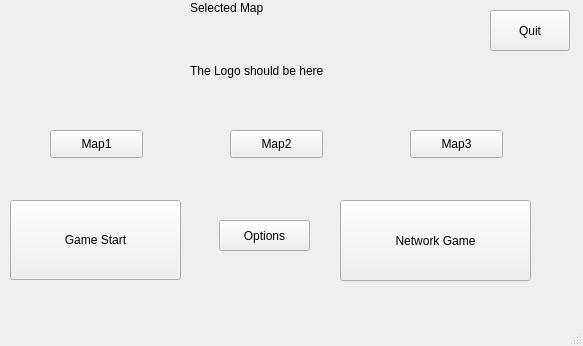
Above: mainwindow.ui from kkdlau/COMP2012H-OPERATION-H before the change. Below: the same form after it.
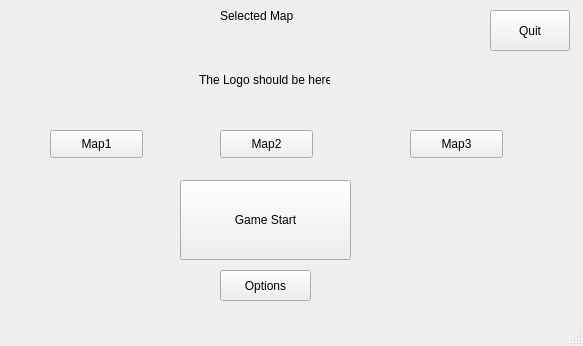
That is the form after the change.

The edit to the form file:
```diff
--- a/mainwindow.ui
+++ b/mainwindow.ui
@@ -17,8 +17,8 @@
    <widget class="QWidget" name="verticalLayoutWidget">
     <property name="geometry">
      <rect>
-      <x>10</x>
-      <y>200</y>
+      <x>180</x>
+      <y>180</y>
       <width>173</width>
       <height>80</height>
      </rect>
@@ -45,19 +45,6 @@
      </item>
     </layout>
    </widget>
-   <widget class="QPushButton" name="pushButton_4">
-    <property name="geometry">
-     <rect>
-      <x>340</x>
-      <y>200</y>
-      <width>191</width>
-      <height>81</height>
-     </rect>
-    </property>
-    <property name="text">
-     <string>Network Game</string>
-    </property>
-   </widget>
    <widget class="QPushButton" name="pushButton_Map1">
     <property name="geometry">
      <rect>
@@ -74,7 +61,7 @@
    <widget class="QPushButton" name="pushButton_Map2">
     <property name="geometry">
      <rect>
-      <x>230</x>
+      <x>220</x>
       <y>130</y>
       <width>93</width>
       <height>28</height>
@@ -100,10 +87,10 @@
    <widget class="QLabel" name="label">
     <property name="geometry">
      <rect>
-      <x>190</x>
-      <y>20</y>
-      <width>161</width>
-      <height>101</height>
+      <x>199</x>
+      <y>40</y>
+      <width>131</width>
+      <height>80</height>
      </rect>
     </property>
     <property name="text">
@@ -126,8 +113,8 @@
    <widget class="QPushButton" name="pushButton_2">
     <property name="geometry">
      <rect>
-      <x>219</x>
-      <y>220</y>
+      <x>220</x>
+      <y>270</y>
       <width>91</width>
       <height>31</height>
      </rect>
@@ -139,10 +126,10 @@
    <widget class="QLabel" name="selectedMap">
     <property name="geometry">
      <rect>
-      <x>190</x>
+      <x>220</x>
       <y>0</y>
       <width>171</width>
-      <height>16</height>
+      <height>31</height>
      </rect>
     </property>
     <property name="text">
```
Left out of the diff: 2 changed lines with no effect on the pictures.
